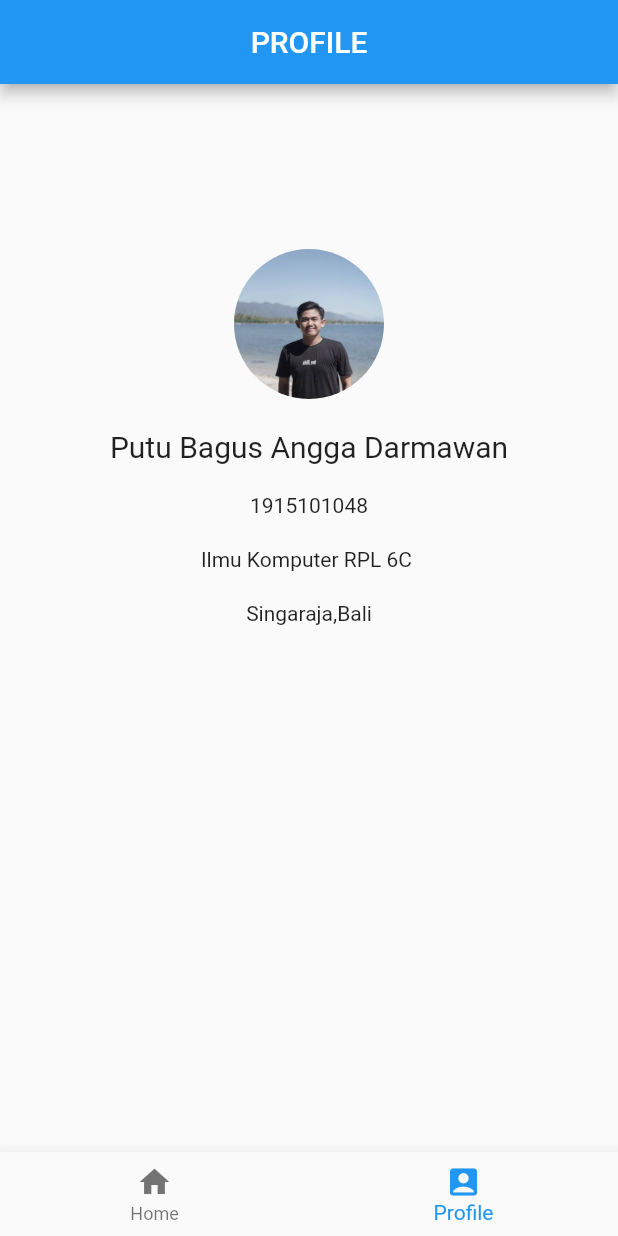
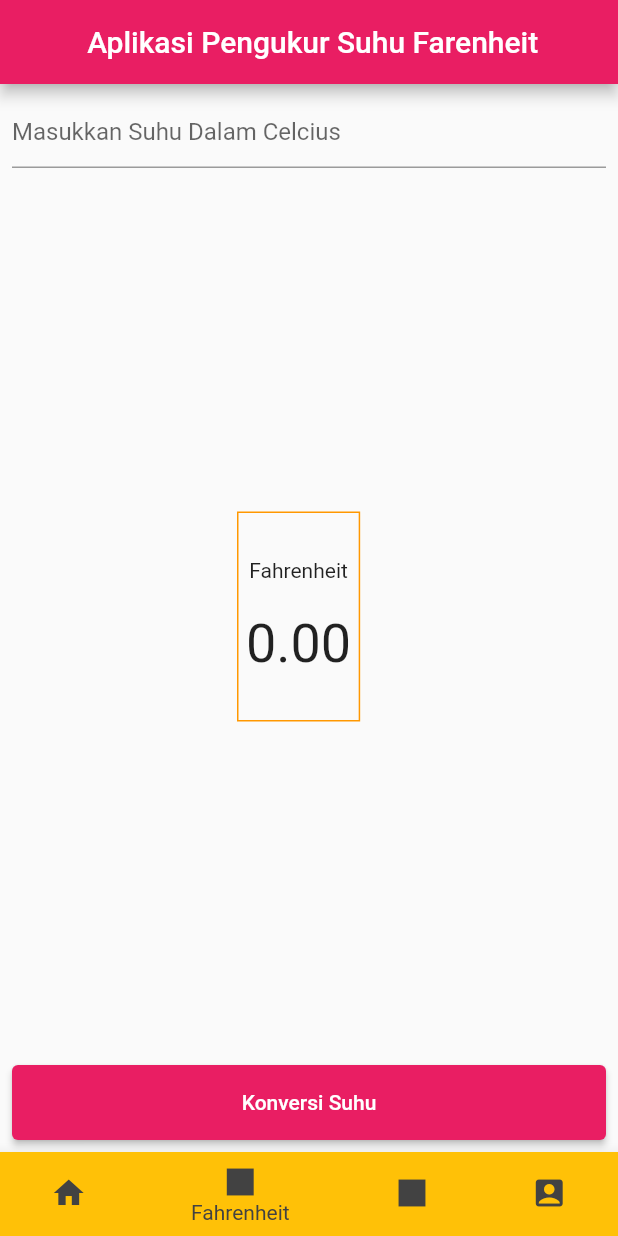
Before and after one commit to Bagus-Angga23/project_uas, a Flutter app: the screen it shows after launch, item 2 of the bottom bar chosen, on a phone screen of 412 x 824 dp. Run offline on Flutter 3.47's test engine with Material 2 defaults, Android fonts, the light colour scheme and no system bars.

Commit message:
update v.1
ada penambahan dan perubahan :)

```diff
--- /dev/null
+++ b/lib/farenheit.dart
@@ -0,0 +1,74 @@
+import 'package:flutter/material.dart';
+import 'package:project_uas/widget/input.dart';
+import 'package:project_uas/widget/result.dart';
+
+
+class farenheit extends StatefulWidget {
+  const farenheit({Key? key}) : super(key: key);
+
+  @override
+  State<farenheit> createState() => _farenheitState();
+}
+
+class _farenheitState extends State<farenheit> {
+  // text controller
+  TextEditingController etInput = TextEditingController();
+  //variabel berubah
+  double _inputUser = 0;
+  double _fahrenheit = 0;
+  final _formKey = GlobalKey<FormState>();
+
+  _konversiSuhu() {
+    setState(() {
+      if (_formKey.currentState!.validate()) {
+        _inputUser = double.parse(etInput.text);
+        _fahrenheit = 9 / 5 * _inputUser + 32;
+      }
+    });
+  }
+
+  @override
+  Widget build(BuildContext context) {
+    return MaterialApp(
+      title: 'Konversi Suhu',
+      theme: ThemeData(
+        primarySwatch: Colors.pink,
+        visualDensity: VisualDensity.adaptivePlatformDensity,
+      ),
+      home: Scaffold(
+        appBar: AppBar(
+          centerTitle: true,
+          title: const Text(" Aplikasi Pengukur Suhu Farenheit"),
+        ),
+        body: Container(
+          margin: const EdgeInsets.all(8),
+          child: Column(
+            mainAxisAlignment: MainAxisAlignment.spaceBetween,
+            children: <Widget>[
+              Form(
+                key: _formKey,
+                child: Input(etInput: etInput),
+              ),
+              Row(
+                mainAxisAlignment: MainAxisAlignment.spaceBetween,
+                children: [
+                  Result(
+                    result: _fahrenheit,
+                    name: "Fahrenheit",
+                  ),
+                ],
+              ),
+              ElevatedButton(
+                style: ElevatedButton.styleFrom(
+                  minimumSize: const Size(double.infinity, 50),
+                ),
+                onPressed: _konversiSuhu,
+                child: const Text('Konversi Suhu'),
+              ),
+            ],
+          ),
+        ),
+      ),
+    );
+  }
+}
--- /dev/null
+++ b/lib/kelvin.dart
@@ -0,0 +1,79 @@
+import 'package:flutter/material.dart';
+import 'package:project_uas/widget/input.dart';
+import 'package:project_uas/widget/result.dart';
+
+class MyApp extends StatefulWidget {
+  const MyApp({Key? key}) : super(key: key);
+
+  @override
+  State<MyApp> createState() => _MyAppState();
+}
+
+
+class _MyAppState extends State<MyApp> {
+  // text controller
+  TextEditingController etInput = TextEditingController();
+  //variabel berubah
+  double _inputUser = 0;
+  double _kelvin = 0;
+  double _fahrenheit = 0;
+  double _reamur = 0;
+  final _formKey = GlobalKey<FormState>();
+
+  _konversiSuhu() {
+    setState(() {
+      if (_formKey.currentState!.validate()) {
+        _inputUser = double.parse(etInput.text);
+        _reamur = 4 / 5 * _inputUser;
+        _fahrenheit = 9 / 5 * _inputUser + 32;
+        _kelvin = _inputUser + 273;
+      }
+    });
+  }
+
+  @override
+  Widget build(BuildContext context) {
+    return MaterialApp(
+      title: 'Konversi Suhu',
+      theme: ThemeData(
+        primarySwatch: Colors.blue,
+        visualDensity: VisualDensity.adaptivePlatformDensity,
+      ),
+      home: Scaffold(
+        appBar: AppBar(
+          centerTitle: true,
+          title: const Text(" Aplikasi Pengukur Suhu Kelvin"),
+        ),
+        body: Container(
+          margin: const EdgeInsets.all(8),
+          child: Column(
+            mainAxisAlignment: MainAxisAlignment.spaceBetween,
+            children: <Widget>[
+              Form(
+                key: _formKey,
+                child: Input(etInput: etInput),
+              ),
+              Row(
+                mainAxisAlignment: MainAxisAlignment.spaceBetween,
+                children: [
+                  Result(
+                    result: _kelvin,
+                    name: "Kelvin",
+                  ),
+
+                ],
+              ),
+              ElevatedButton(
+                style: ElevatedButton.styleFrom(
+                  minimumSize: const Size(double.infinity, 50),
+                ),
+                onPressed: _konversiSuhu,
+                child: const Text('Konversi Suhu'),
+              ),
+            ],
+          ),
+        ),
+      ),
+    );
+  }
+}
--- a/lib/main.dart
+++ b/lib/main.dart
@@ -1,10 +1,13 @@
+import 'package:flutter/cupertino.dart';
 import 'package:flutter/material.dart';
-import 'suhu.dart';
+import 'kelvin.dart';
 import 'profile.dart';
-import 'coba.dart';
+import 'farenheit.dart';
+import 'reamur.dart';
+
 
 void main() => runApp(MaterialApp(
-  theme: ThemeData.light(),
+  theme: ThemeData.dark(),
   title: "Pengukur Suhu",
   home: bottomNavbar(),
 ));
@@ -21,8 +24,9 @@ class _bottomNavbarState extends State<bottomNavbar> {
 
   final screens = [
     MyApp(),
-    Profile(),
-    Coba(),
+    farenheit(),
+    reamur(),
+    Profile()
   ];
 
   void _onItemTapped(int index) {
@@ -39,9 +43,10 @@ class _bottomNavbarState extends State<bottomNavbar> {
       ),
       bottomNavigationBar: BottomNavigationBar(
         items: <BottomNavigationBarItem>[
-          BottomNavigationBarItem(icon: Icon(Icons.home), label: "Home"),
-          BottomNavigationBarItem(
-              icon: Icon(Icons.account_box), label: 'Profile')
+          BottomNavigationBarItem(icon: Icon(Icons.home), label: "Kelvin", backgroundColor: Colors.amber),
+          BottomNavigationBarItem(icon: Icon(Icons.square), label: 'Fahrenheit'),
+          BottomNavigationBarItem(icon: Icon(Icons.square), label: 'Reamur'),
+          BottomNavigationBarItem(icon: Icon(Icons.account_box), label: 'Profile')
         ],
         currentIndex: _selectedIndex,
         onTap: _onItemTapped,
--- a/lib/suhu.dart
+++ b/lib/reamur.dart
@@ -2,21 +2,18 @@ import 'package:flutter/material.dart';
 import 'package:project_uas/widget/input.dart';
 import 'package:project_uas/widget/result.dart';
 
-class MyApp extends StatefulWidget {
-  const MyApp({Key? key}) : super(key: key);
+class reamur extends StatefulWidget {
+  const reamur({Key? key}) : super(key: key);
 
   @override
-  State<MyApp> createState() => _MyAppState();
+  State<reamur> createState() => _reamurState();
 }
 
-
-class _MyAppState extends State<MyApp> {
+class _reamurState extends State<reamur> {
   // text controller
   TextEditingController etInput = TextEditingController();
   //variabel berubah
   double _inputUser = 0;
-  double _kelvin = 0;
-  double _fahrenheit = 0;
   double _reamur = 0;
   final _formKey = GlobalKey<FormState>();
 
@@ -25,8 +22,6 @@ class _MyAppState extends State<MyApp> {
       if (_formKey.currentState!.validate()) {
         _inputUser = double.parse(etInput.text);
         _reamur = 4 / 5 * _inputUser;
-        _fahrenheit = 9 / 5 * _inputUser + 32;
-        _kelvin = _inputUser + 273;
       }
     });
   }
@@ -36,13 +31,13 @@ class _MyAppState extends State<MyApp> {
     return MaterialApp(
       title: 'Konversi Suhu',
       theme: ThemeData(
-        primarySwatch: Colors.blue,
+        primarySwatch: Colors.green,
         visualDensity: VisualDensity.adaptivePlatformDensity,
       ),
       home: Scaffold(
         appBar: AppBar(
           centerTitle: true,
-          title: const Text(" Aplikasi Pengukur Suhu"),
+          title: const Text(" Aplikasi Pengukur Suhu Reamur"),
         ),
         body: Container(
           margin: const EdgeInsets.all(8),
@@ -57,17 +52,10 @@ class _MyAppState extends State<MyApp> {
                 mainAxisAlignment: MainAxisAlignment.spaceBetween,
                 children: [
                   Result(
-                    result: _kelvin,
-                    name: "Kelvin",
-                  ),
-                  Result(
-                    result: _fahrenheit,
-                    name: "Fahrenheit",
-                  ),
-                  Result(
                     result: _reamur,
                     name: "Reamur",
                   ),
+
                 ],
               ),
               ElevatedButton(
--- a/lib/widget/input.dart
+++ b/lib/widget/input.dart
@@ -1,5 +1,5 @@
 import 'package:flutter/material.dart';
-import 'package:flutter/services.dart';
+
 
 class Input extends StatelessWidget {
   const Input({
--- a/lib/widget/result.dart
+++ b/lib/widget/result.dart
@@ -15,7 +15,8 @@ class Result extends StatelessWidget {
       // ignore: prefer_const_literals_to_create_immutables
       children: [
         Container(
-          margin: const EdgeInsets.only(left: 10),
+
+          margin: const EdgeInsets.only(left: 150),
           padding: const EdgeInsets.fromLTRB(5, 30, 5, 30),
           decoration: BoxDecoration(border: Border.all(color: Colors.orange)),
           child: Column(
```
Also changed, not shown: lib/coba.dart (deleted, +0 -52 lines), 1 other file.
